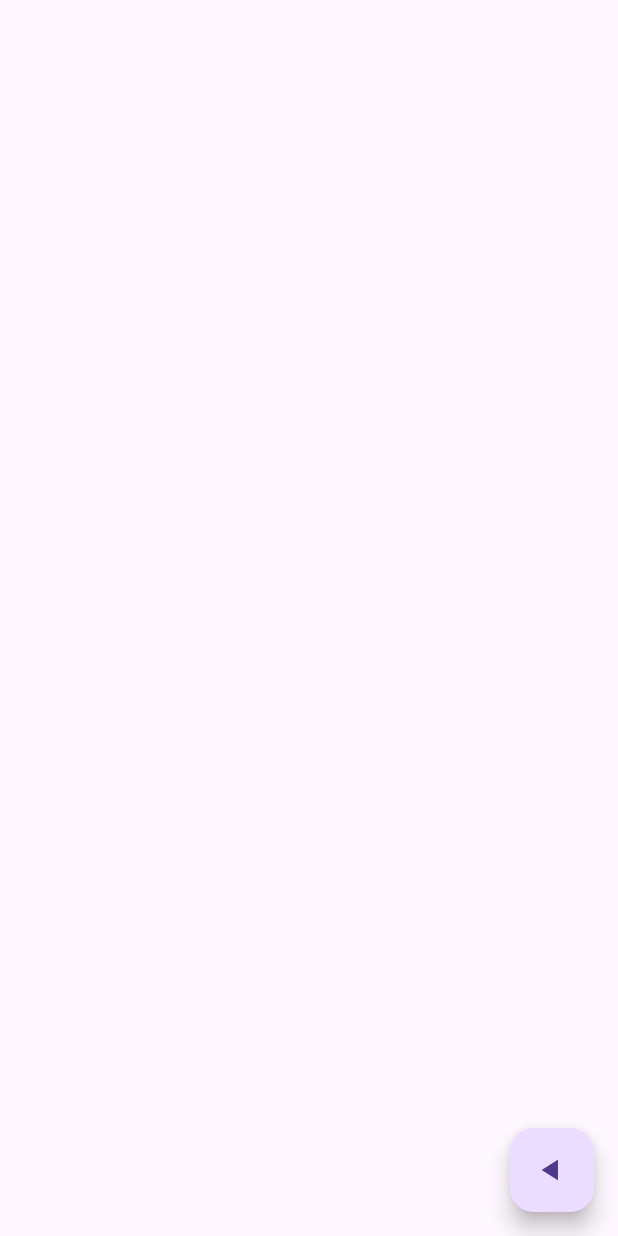
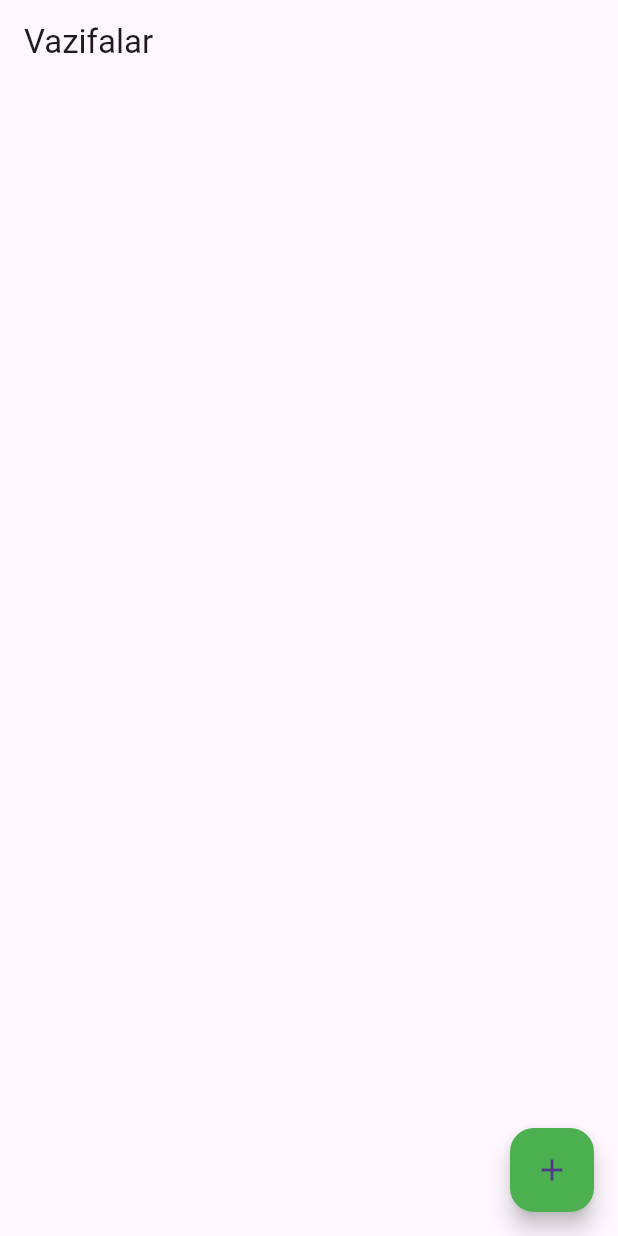
Before and after one commit to ogash3103/flutter_widget_practice, a Flutter app: the screen it shows after launch, on a phone screen of 412 x 824 dp. Run offline on Flutter 3.47's test engine with Material 3 defaults, Android fonts, the phone set to English and light mode, and no system bars.

Commit message:
floating action button practice

```diff
--- a/lib/screen/fbn_practice.dart
+++ b/lib/screen/fbn_practice.dart
@@ -8,31 +8,31 @@ class FbnPractice extends StatefulWidget {
 }
 
 class _FbnPracticeState extends State<FbnPractice> {
-  bool isPlaying = false;
+  List<String> todos = [];
+
+  void _addTodo() {
+    setState(() {
+      todos.add("Yangi vazifa ${todos.length + 1}");
+    });
+  }
 
   @override
   Widget build(BuildContext context) {
     return Scaffold(
-      floatingActionButton: FloatingActionButton(
-        onPressed: () {
-          setState(() {
-            isPlaying = !isPlaying;
-          });
-        },
-        child: AnimatedSwitcher(
-          duration: Duration(milliseconds: 300),
-          transitionBuilder: (Widget child, Animation<double> animation) {
-            return RotationTransition(
-              turns: Tween(begin: 0.0, end: 0.5).animate(animation),
-              child: child,
-            );
-          },
-          child: Icon(
-            isPlaying ? Icons.pause : Icons.play_arrow,
-            key: ValueKey<bool>(isPlaying),
-          ),
+      appBar: AppBar(title: Text("Vazifalar")),
+      body: ListView.builder(
+        itemCount: todos.length,
+        itemBuilder: (context, index) => ListTile(
+          title: Text(todos[index]),
         ),
       ),
+      floatingActionButton: FloatingActionButton(
+        onPressed: _addTodo,
+        tooltip: "Yangi vazifa qo'shish", // Accessibility uchun
+        child: Icon(Icons.add),
+        backgroundColor: Colors.green,
+      ),
+      floatingActionButtonLocation: FloatingActionButtonLocation.endFloat,
     );
   }
 }
```
